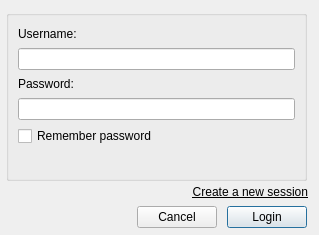
CCC-members/EEG_ArtifacRejection, file guide/Login.ui: the form before one commit.
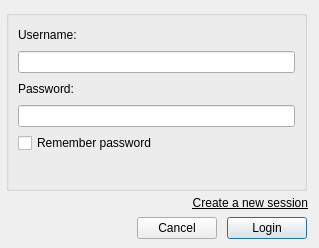
The form after the commit.

```diff
--- a/guide/Login.ui
+++ b/guide/Login.ui
@@ -7,7 +7,7 @@
     <x>0</x>
     <y>0</y>
     <width>319</width>
-    <height>235</height>
+    <height>248</height>
    </rect>
   </property>
   <property name="windowTitle">
@@ -19,7 +19,7 @@
      <x>6</x>
      <y>10</y>
      <width>301</width>
-     <height>171</height>
+     <height>181</height>
     </rect>
    </property>
    <property name="title">
@@ -80,7 +80,7 @@
    <property name="geometry">
     <rect>
      <x>227</x>
-     <y>206</y>
+     <y>217</y>
      <width>80</width>
      <height>22</height>
     </rect>
@@ -93,7 +93,7 @@
    <property name="geometry">
     <rect>
      <x>137</x>
-     <y>206</y>
+     <y>217</y>
      <width>80</width>
      <height>22</height>
     </rect>
@@ -106,7 +106,7 @@
    <property name="geometry">
     <rect>
      <x>167</x>
-     <y>182</y>
+     <y>193</y>
      <width>141</width>
      <height>20</height>
     </rect>
```
